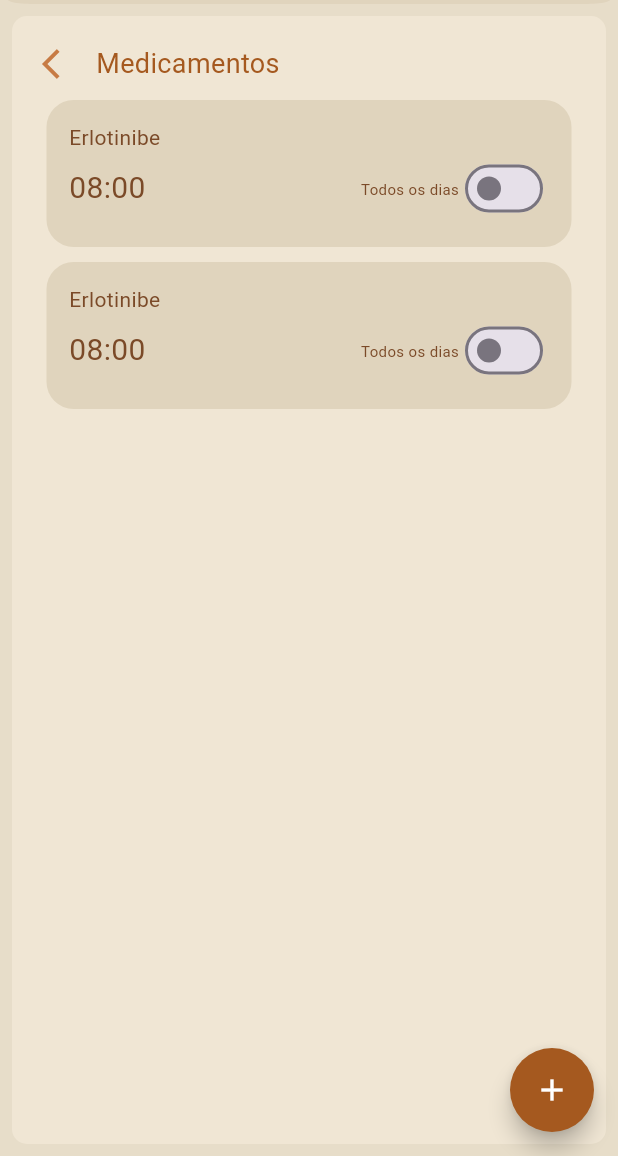
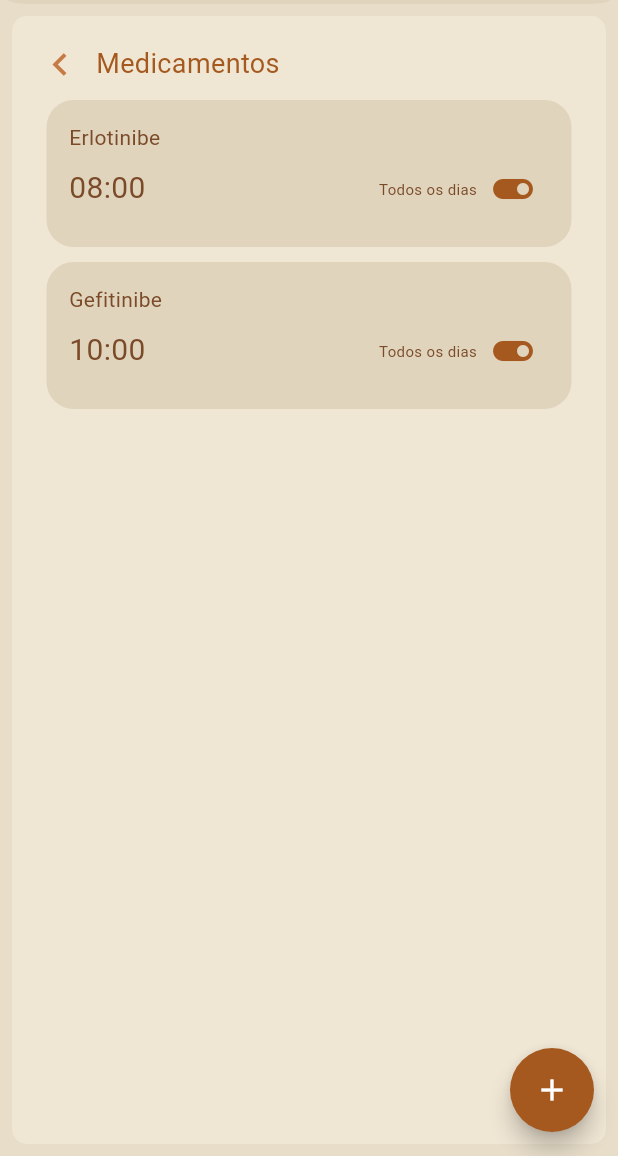
Before and after one commit to ujotinha/ProjetoPMovel, a Flutter app: the screen it shows after launch, on a phone screen of 412 x 824 dp, the part 80-1236 px from its top. Run offline on Flutter 3.47's test engine with Material 3 defaults, Android fonts, the phone set to English and light mode, and no system bars.

Commit message:
Arrumei o negocio de ligar e desligar, falta as fontes

```diff
--- a/lib/pages/autocuidado_medicamentos.dart
+++ b/lib/pages/autocuidado_medicamentos.dart
@@ -48,7 +48,7 @@ class _AutocuidadoMedicamentosState extends State<AutocuidadoMedicamentos> {
           children: [
             Row(
               children: [
-                IconButton(onPressed: () {}, icon:  Icon(Icons.arrow_back_ios), color: Color(0xFFc77b44),),
+                IconButton(onPressed: () {}, icon:  Icon(Icons.chevron_left), color: Color(0xFFc77b44), iconSize: 30, ),
                 Text("Medicamentos", style: TextStyle(color: Color(0xFFa5591f), fontSize: 18))
               ],
             ),
@@ -68,16 +68,7 @@ class _AutocuidadoMedicamentosState extends State<AutocuidadoMedicamentos> {
                       Row(
                         children: [
                           Text("Todos os dias", style: TextStyle(fontSize: 10, color: Color(0xFF7b4a28)),),
-                          Switch(
-                            value: light,
-                            onChanged: (bool value){
-                              setState(() {
-                                light = value;
-                              });
-                            },
-                            activeColor: Color(0xFFa5591f),
-                          )
-
+                          IconButton(onPressed: () {}, icon:  Icon(Icons.toggle_on), color: Color(0xFFa5591f), iconSize: 32,),
                         ],
                       )
                     ],
@@ -94,24 +85,15 @@ class _AutocuidadoMedicamentosState extends State<AutocuidadoMedicamentos> {
               child: Column(
                 crossAxisAlignment: CrossAxisAlignment.start,
                 children: [
-                  Text("Erlotinibe", style: TextStyle(color: Color(0xFF7b4a28))),
+                  Text("Gefitinibe", style: TextStyle(color: Color(0xFF7b4a28))),
                   Row(
                     mainAxisAlignment: MainAxisAlignment.spaceBetween,
                     children: [
-                      Text("08:00", style: TextStyle(fontSize: 20, color: Color(0xFF7b4a28)),),
+                      Text("10:00", style: TextStyle(fontSize: 20, color: Color(0xFF7b4a28)),),
                       Row(
                         children: [
                           Text("Todos os dias", style: TextStyle(fontSize: 10, color: Color(0xFF7b4a28)),),
-                          Switch(
-                            value: light,
-                            onChanged: (bool value){
-                              setState(() {
-                                light = value;
-                              });
-                            },
-                            activeColor: Color(0xFFa5591f),
-                          )
-
+                          IconButton(onPressed: () {}, icon:  Icon(Icons.toggle_on), color: Color(0xFFa5591f), iconSize: 32,),
                         ],
                       )
                     ],
```
Also changed, not shown: pubspec.lock.
